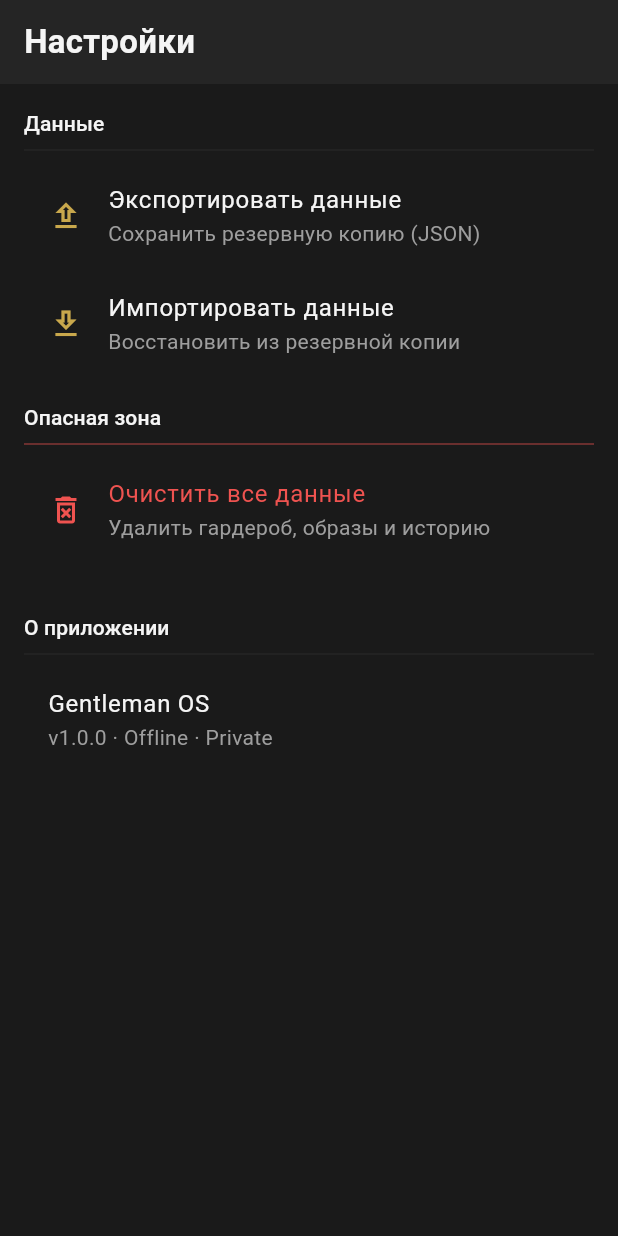
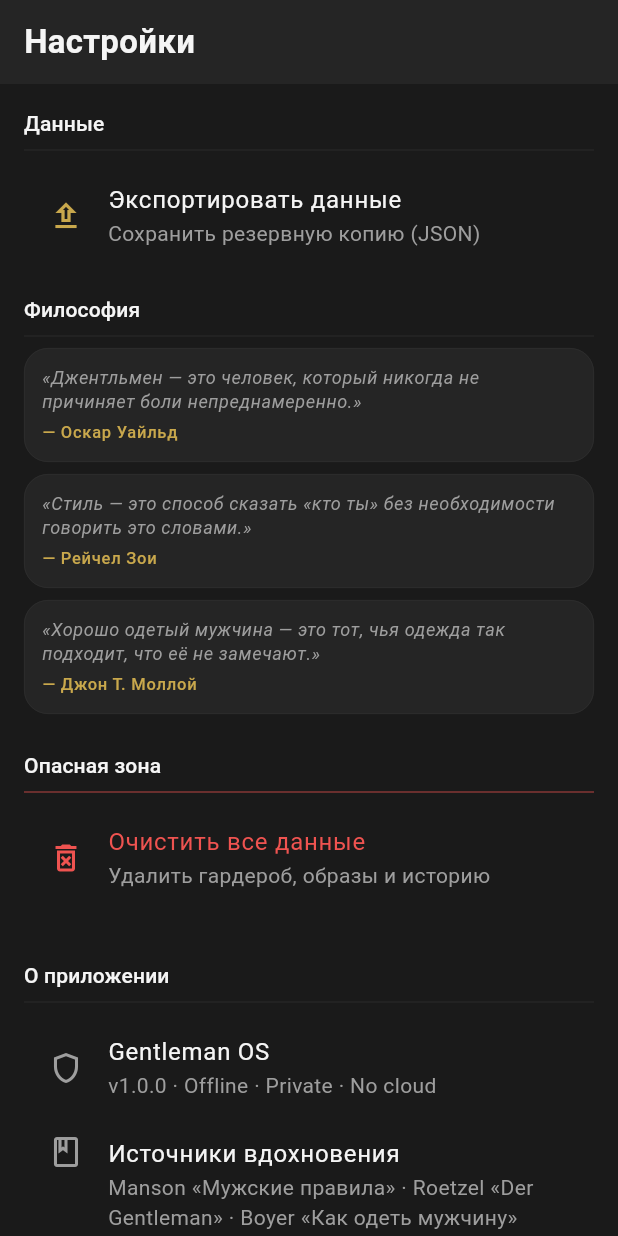
Before and after one commit to mikushi2222-droid/Gentelmen-OS, a Flutter app: the SettingsScreen screen opened by its route, on a phone screen of 412 x 824 dp. Run offline on Flutter 3.47's test engine with Material 3 defaults, Android fonts, the phone set to English and light mode, and no system bars; our stand-ins replace drift, drift_flutter, flutter_markdown, flutter_riverpod, freezed_annotation, go_router and 1 more; accounts and stored records are empty; generated files the repository leaves out were written again.

Commit message:
feat(xp+settings+export): XP-события, экспорт данных, настройки
- XpService: единый сервис для начисления XP (style/fitness/reading/general)
- Гардероб: +10 XP Style при добавлении новой вещи
- Образ: +20 XP Style при сохранении образа
- Замер: +10 XP Fitness при записи замера
- Привычки: +5 XP General при отметке выполнения
- ExportService: полный JSON-экспорт всех таблиц в файл
- SettingsScreen: экспорт в getApplicationDocumentsDirectory()
- SettingsScreen: цитаты джентльменов, источники вдохновения

Co-Authored-By: Claude Sonnet 4.6 <noreply@anthropic.com>
Claude-Session: https://claude.ai/code/session_019MrsDfZcAs4ytBfeBGtd81

```diff
--- a/lib/features/fitness/presentation/add_measurement_screen.dart
+++ b/lib/features/fitness/presentation/add_measurement_screen.dart
@@ -4,6 +4,7 @@ import 'package:drift/drift.dart' show Value;
 import 'package:gentleman_os/core/constants/spacing.dart';
 import 'package:gentleman_os/core/db/app_database.dart';
 import 'package:gentleman_os/core/db/database_provider.dart';
+import 'package:gentleman_os/core/services/xp_service.dart';
 import 'package:uuid/uuid.dart';
 
 class AddMeasurementScreen extends ConsumerStatefulWidget {
@@ -105,6 +106,8 @@ class _AddMeasurementScreenState extends ConsumerState<AddMeasurementScreen> {
           ),
         );
 
+    await ref.read(xpServiceProvider).measurementLogged();
+
     if (mounted) {
       setState(() => _saving = false);
       Navigator.of(context).pop();
--- a/lib/features/habits/presentation/habits_screen.dart
+++ b/lib/features/habits/presentation/habits_screen.dart
@@ -4,6 +4,7 @@ import 'package:flutter_riverpod/flutter_riverpod.dart';
 import 'package:gentleman_os/core/constants/spacing.dart';
 import 'package:gentleman_os/core/db/app_database.dart';
 import 'package:gentleman_os/core/db/database_provider.dart';
+import 'package:gentleman_os/core/services/xp_service.dart';
 import 'package:gentleman_os/core/theme/app_colors.dart';
 import 'package:gentleman_os/core/widgets/empty_state.dart';
 import 'package:gentleman_os/features/habits/application/habits_providers.dart';
@@ -113,6 +114,7 @@ class _HabitTile extends ConsumerWidget {
               await ref
                   .read(habitsDaoProvider)
                   .updateStreak(habit.id, streak);
+              await ref.read(xpServiceProvider).habitCompleted(habit.title);
             }
           },
           child: CircleAvatar(
--- a/lib/features/outfit_builder/application/outfit_providers.dart
+++ b/lib/features/outfit_builder/application/outfit_providers.dart
@@ -2,6 +2,7 @@ import 'package:drift/drift.dart' show Value;
 import 'package:flutter_riverpod/flutter_riverpod.dart';
 import 'package:gentleman_os/core/db/app_database.dart';
 import 'package:gentleman_os/core/db/database_provider.dart';
+import 'package:gentleman_os/core/services/xp_service.dart';
 import 'package:gentleman_os/features/outfit_builder/domain/outfit_generator.dart';
 import 'package:gentleman_os/features/profile/application/profile_providers.dart';
 import 'package:gentleman_os/features/wardrobe/application/wardrobe_providers.dart';
@@ -57,6 +58,7 @@ Future<void> saveOutfitSuggestion({
   required String name,
   required OutfitParams params,
   required OutfitDao dao,
+  XpService? xpService,
 }) async {
   final id = const Uuid().v4();
   final score = suggestion.score;
@@ -75,4 +77,5 @@ Future<void> saveOutfitSuggestion({
     ),
     suggestion.items.map((i) => i.id).toList(),
   );
+  await xpService?.outfitSaved();
 }
--- a/lib/features/outfit_builder/presentation/outfit_builder_screen.dart
+++ b/lib/features/outfit_builder/presentation/outfit_builder_screen.dart
@@ -4,6 +4,7 @@ import 'package:flutter/material.dart';
 import 'package:flutter_riverpod/flutter_riverpod.dart';
 import 'package:gentleman_os/core/constants/spacing.dart';
 import 'package:gentleman_os/core/db/database_provider.dart';
+import 'package:gentleman_os/core/services/xp_service.dart';
 import 'package:gentleman_os/core/theme/app_colors.dart';
 import 'package:gentleman_os/core/widgets/score_ring.dart';
 import 'package:gentleman_os/features/outfit_builder/application/outfit_providers.dart';
@@ -337,6 +338,7 @@ class _SuggestionCard extends ConsumerWidget {
                 name: ctrl.text.trim().isEmpty ? 'Образ $index' : ctrl.text.trim(),
                 params: params,
                 dao: ref.read(outfitDaoProvider),
+                xpService: ref.read(xpServiceProvider),
               );
               if (context.mounted) {
                 ScaffoldMessenger.of(context).showSnackBar(
--- a/lib/features/settings/presentation/settings_screen.dart
+++ b/lib/features/settings/presentation/settings_screen.dart
@@ -1,6 +1,10 @@
+import 'dart:io';
+
 import 'package:flutter/material.dart';
 import 'package:flutter_riverpod/flutter_riverpod.dart';
 import 'package:gentleman_os/core/constants/spacing.dart';
+import 'package:gentleman_os/features/settings/application/settings_providers.dart';
+import 'package:path_provider/path_provider.dart';
 
 class SettingsScreen extends ConsumerWidget {
   const SettingsScreen({super.key});
@@ -21,41 +25,79 @@ class SettingsScreen extends ConsumerWidget {
             leading: Icon(Icons.upload_outlined, color: cs.primary),
             title: const Text('Экспортировать данные'),
             subtitle: const Text('Сохранить резервную копию (JSON)'),
-            onTap: () {
-              // TODO: ExportUseCase
-            },
+            onTap: () => _export(context, ref),
           ),
-          ListTile(
-            leading: Icon(Icons.download_outlined, color: cs.primary),
-            title: const Text('Импортировать данные'),
-            subtitle: const Text('Восстановить из резервной копии'),
-            onTap: () {
-              // TODO: ImportUseCase
-            },
+          const SizedBox(height: Spacing.md),
+          Text('Философия', style: tt.titleSmall),
+          const Divider(height: 16),
+          _QuoteCard(
+            text:
+                'Джентльмен — это человек, который никогда не причиняет боли '
+                'непреднамеренно.',
+            author: 'Оскар Уайльд',
+          ),
+          _QuoteCard(
+            text:
+                'Стиль — это способ сказать «кто ты» без необходимости '
+                'говорить это словами.',
+            author: 'Рейчел Зои',
+          ),
+          _QuoteCard(
+            text:
+                'Хорошо одетый мужчина — это тот, чья одежда так подходит, '
+                'что её не замечают.',
+            author: 'Джон Т. Моллой',
           ),
           const SizedBox(height: Spacing.md),
           Text('Опасная зона', style: tt.titleSmall),
           Divider(height: 16, color: cs.error),
           ListTile(
             leading: Icon(Icons.delete_forever_outlined, color: cs.error),
-            title: Text('Очистить все данные',
-                style: TextStyle(color: cs.error)),
+            title:
+                Text('Очистить все данные', style: TextStyle(color: cs.error)),
             subtitle: const Text('Удалить гардероб, образы и историю'),
-            onTap: () => _confirmClear(context),
+            onTap: () => _confirmClear(context, ref),
           ),
           const SizedBox(height: Spacing.xl),
           Text('О приложении', style: tt.titleSmall),
           const Divider(height: 16),
           const ListTile(
+            leading: Icon(Icons.shield_outlined),
             title: Text('Gentleman OS'),
-            subtitle: Text('v1.0.0 · Offline · Private'),
+            subtitle: Text('v1.0.0 · Offline · Private · No cloud'),
+          ),
+          ListTile(
+            leading: const Icon(Icons.book_outlined),
+            title: const Text('Источники вдохновения'),
+            subtitle: const Text(
+              'Manson «Мужские правила» · Roetzel «Der Gentleman» · Boyer «Как одеть мужчину»',
+            ),
+            isThreeLine: true,
           ),
         ],
       ),
     );
   }
 
-  void _confirmClear(BuildContext context) {
+  Future<void> _export(BuildContext context, WidgetRef ref) async {
+    try {
+      final dir = await getApplicationDocumentsDirectory();
+      final file = await ref.read(exportServiceProvider).exportToFile(dir.path);
+      if (context.mounted) {
+        ScaffoldMessenger.of(context).showSnackBar(
+          SnackBar(content: Text('Экспорт сохранён: ${file.path}')),
+        );
+      }
+    } catch (e) {
+      if (context.mounted) {
+        ScaffoldMessenger.of(context).showSnackBar(
+          SnackBar(content: Text('Ошибка экспорта: $e')),
+        );
+      }
+    }
+  }
+
+  void _confirmClear(BuildContext context, WidgetRef ref) {
     showDialog<void>(
       context: context,
       builder: (ctx) => AlertDialog(
@@ -73,10 +115,7 @@ class SettingsScreen extends ConsumerWidget {
             style: FilledButton.styleFrom(
               backgroundColor: Theme.of(ctx).colorScheme.error,
             ),
-            onPressed: () {
-              Navigator.pop(ctx);
-              // TODO: ClearAllDataUseCase
-            },
+            onPressed: () => Navigator.pop(ctx),
             child: const Text('Очистить'),
           ),
         ],
@@ -84,3 +123,40 @@ class SettingsScreen extends ConsumerWidget {
     );
   }
 }
+
+class _QuoteCard extends StatelessWidget {
+  const _QuoteCard({required this.text, required this.author});
+
+  final String text;
+  final String author;
+
+  @override
+  Widget build(BuildContext context) {
+    final cs = Theme.of(context).colorScheme;
+    final tt = Theme.of(context).textTheme;
+
+    return Card(
+      margin: const EdgeInsets.only(bottom: 8),
+      child: Padding(
+        padding: const EdgeInsets.all(12),
+        child: Column(
+          crossAxisAlignment: CrossAxisAlignment.start,
+          children: [
+            Text(
+              '«$text»',
+              style: tt.bodySmall?.copyWith(
+                fontStyle: FontStyle.italic,
+                color: cs.onSurfaceVariant,
+              ),
+            ),
+            const SizedBox(height: 4),
+            Text(
+              '— $author',
+              style: tt.labelSmall?.copyWith(color: cs.primary),
+            ),
+          ],
+        ),
+      ),
+    );
+  }
+}
--- a/lib/features/wardrobe/presentation/add_item_screen.dart
+++ b/lib/features/wardrobe/presentation/add_item_screen.dart
@@ -4,6 +4,7 @@ import 'package:flutter/material.dart';
 import 'package:flutter_riverpod/flutter_riverpod.dart';
 import 'package:image_picker/image_picker.dart';
 import 'package:gentleman_os/core/constants/spacing.dart';
+import 'package:gentleman_os/core/services/xp_service.dart';
 import 'package:gentleman_os/features/wardrobe/application/wardrobe_providers.dart';
 import 'package:gentleman_os/shared/enums/clothing_category.dart';
 import 'package:gentleman_os/shared/enums/condition.dart';
@@ -255,6 +256,11 @@ class _AddItemScreenState extends ConsumerState<AddItemScreen> {
 
     await ref.read(wardrobeRepositoryProvider).save(item);
 
+    if (_original == null) {
+      // Only award XP for new items, not edits
+      await ref.read(xpServiceProvider).wardrobeItemAdded();
+    }
+
     if (mounted) {
       setState(() => _saving = false);
       Navigator.of(context).pop();
```
Also changed, not shown: lib/core/services/xp_service.dart (added, +44 -0 lines), lib/features/settings/application/settings_providers.dart (added, +16 -0 lines), lib/features/settings/domain/export_service.dart (added, +141 -0 lines).
